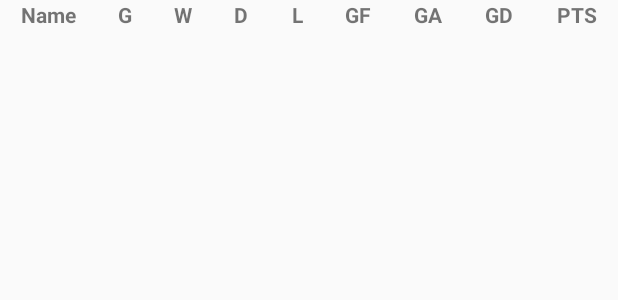
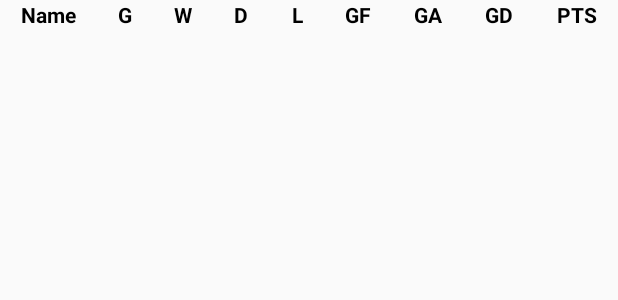
Before and after one commit to adicomdotir/AndroidSimpleManagerGame, an Android app: the layout fragment_league.xml on its own in the app's theme, with its tools: preview values and no code run, on a phone screen of 412 x 824 dp. Shown: the top 300 px of the screen. Run offline under Robolectric (Android 15) with nearby library versions, the phone set to English and light mode, and no system bars.

Commit message:
Fix and change for cleaning code

```diff
--- a/app/src/main/java/ir/adicom/app/soccermanagerapp/RegisterActivity.java
+++ b/app/src/main/java/ir/adicom/app/soccermanagerapp/RegisterActivity.java
@@ -59,8 +59,10 @@ public class RegisterActivity extends AppCompatActivity {
                 if (mSelectedTeam == null || mSelectedTeam.length() == 0) {
                     Toast.makeText(RegisterActivity.this, "Please select a team!!", Toast.LENGTH_SHORT).show();
                 } else {
+                    LocalData.init();
                     LocalData.create(mSelectedTeam);
                     LocalData.drawSchedule();
+                    finish();
                     startActivity(new Intent(RegisterActivity.this, MainActivity.class));
                 }
             }
--- a/app/src/main/java/ir/adicom/app/soccermanagerapp/views/LeagueFragment.java
+++ b/app/src/main/java/ir/adicom/app/soccermanagerapp/views/LeagueFragment.java
@@ -44,7 +44,7 @@ public class LeagueFragment extends Fragment {
         }
 
         TableLayout tableLayout = (TableLayout) view.findViewById(R.id.table);
-        for (int i = 0; i < LocalData.SIZE; i++) {
+        for (int i = 0; i < LocalData.size; i++) {
             TableRow row = new TableRow(view.getContext());
 
             TextView tv = new TextView(view.getContext());
--- a/app/src/main/java/ir/adicom/app/soccermanagerapp/views/MatchesFragment.java
+++ b/app/src/main/java/ir/adicom/app/soccermanagerapp/views/MatchesFragment.java
@@ -38,7 +38,7 @@ public class MatchesFragment extends Fragment {
         TextView tvMatches = (TextView) view.findViewById(R.id.tv_matches);
         StringBuilder sb = new StringBuilder();
         float week = 2;
-        for (Match m : LocalData.MATCHES) {
+        for (Match m : LocalData.matches) {
             if (week % 2 == 0) {
                 sb.append("Week " + (int)(week / 2));
                 sb.append("\n");
--- a/app/src/main/res/layout/fragment_league.xml
+++ b/app/src/main/res/layout/fragment_league.xml
@@ -18,63 +18,72 @@
                 android:layout_height="wrap_content"
                 android:gravity="center"
                 android:layout_weight="1"
-                android:textStyle="normal|bold" />
+                android:textStyle="normal|bold"
+                android:textColor="@android:color/black" />
             <TextView
                 android:text="G"
                 android:layout_width="match_parent"
                 android:layout_height="match_parent"
                 android:gravity="center"
                 android:layout_weight="1"
-                android:textStyle="normal|bold" />
+                android:textStyle="normal|bold"
+                android:textColor="@android:color/black" />
             <TextView
                 android:text="W"
                 android:layout_width="match_parent"
                 android:layout_height="match_parent"
                 android:gravity="center"
                 android:layout_weight="1"
-                android:textStyle="normal|bold" />
+                android:textStyle="normal|bold"
+                android:textColor="@android:color/black" />
             <TextView
                 android:text="D"
                 android:layout_width="match_parent"
                 android:layout_height="match_parent"
                 android:gravity="center"
                 android:layout_weight="1"
-                android:textStyle="normal|bold" />
+                android:textStyle="normal|bold"
+                android:textColor="@android:color/black" />
             <TextView
                 android:text="L"
                 android:layout_width="match_parent"
                 android:layout_height="match_parent"
                 android:gravity="center"
                 android:layout_weight="1"
-                android:textStyle="normal|bold" />
+                android:textStyle="normal|bold"
+                android:textColor="@android:color/black" />
             <TextView
                 android:text="GF"
                 android:layout_width="match_parent"
                 android:layout_height="match_parent"
                 android:gravity="center"
                 android:layout_weight="1"
-                android:textStyle="normal|bold" />
+                android:textStyle="normal|bold"
+                android:textColor="@android:color/black" />
             <TextView
                 android:text="GA"
                 android:layout_width="match_parent"
                 android:layout_height="match_parent"
                 android:gravity="center"
                 android:layout_weight="1"
-                android:textStyle="normal|bold" />
+                android:textStyle="normal|bold"
+                android:textColor="@android:color/black" />
             <TextView
                 android:text="GD"
                 android:layout_width="match_parent"
                 android:layout_height="match_parent"
                 android:gravity="center"
                 android:layout_weight="1"
-                android:textStyle="normal|bold" />
+                android:textStyle="normal|bold"
+                android:textColor="@android:color/black" />
             <TextView
                 android:text="PTS"
                 android:layout_width="match_parent"
                 android:layout_height="match_parent"
                 android:gravity="center"
                 android:layout_weight="1"
-                android:textStyle="normal|bold" />
+                android:textStyle="normal|bold"
+                android:textColor="@android:color/black" />
         </TableRow>
     </TableLayout>
 
--- a/app/src/main/res/layout/fragment_matchs.xml
+++ b/app/src/main/res/layout/fragment_matchs.xml
@@ -4,7 +4,6 @@
     android:layout_height="match_parent"
     tools:context="ir.adicom.app.soccermanagerapp.views.MatchesFragment">
 
-    <!-- TODO: Update blank fragment layout -->
     <TextView
         android:textColor="#000000"
         android:gravity="center"
--- a/app/src/main/res/values/strings.xml
+++ b/app/src/main/res/values/strings.xml
@@ -7,6 +7,5 @@
     <string name="action_settings">Settings</string>
     <string name="title_activity_main2">Main2Activity</string>
 
-    <!-- TODO: Remove or change this placeholder text -->
     <string name="hello_blank_fragment">Hello blank fragment</string>
 </resources>
```
Also changed, not shown: app/src/main/java/ir/adicom/app/soccermanagerapp/data/LocalData.java (+43 -25 lines), app/src/main/java/ir/adicom/app/soccermanagerapp/views/HomeFragment.java (+25 -11 lines), app/src/main/res/layout/fragment_home.xml (+17 -3 lines).
